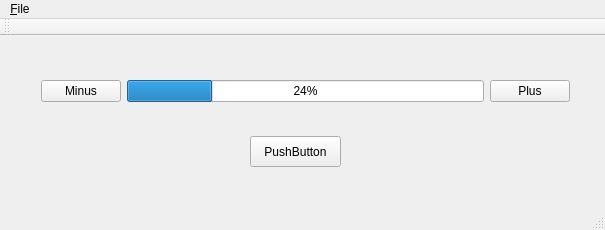
First picture: the form in Frontend/Frontend/Frontend.ui, repository monaygod/GrajFer, before the edit.
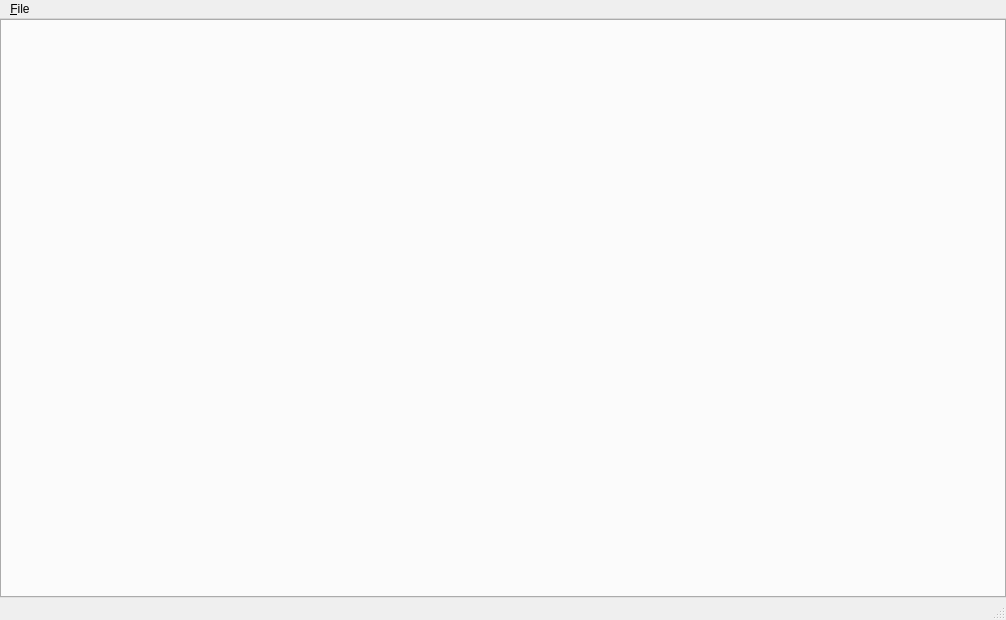
Second picture: the form after the edit.

What changed in the file:
```diff
--- a/Frontend/Frontend/Frontend.ui
+++ b/Frontend/Frontend/Frontend.ui
@@ -6,67 +6,38 @@
    <rect>
     <x>0</x>
     <y>0</y>
-    <width>605</width>
-    <height>230</height>
+    <width>1006</width>
+    <height>620</height>
    </rect>
   </property>
   <property name="windowTitle">
    <string>Frontend</string>
   </property>
   <widget class="QWidget" name="centralWidget">
-   <widget class="QWidget" name="layoutWidget">
-    <property name="geometry">
-     <rect>
-      <x>30</x>
-      <y>30</y>
-      <width>551</width>
-      <height>51</height>
-     </rect>
+   <layout class="QGridLayout" name="gridLayout">
+    <property name="leftMargin">
+     <number>0</number>
     </property>
-    <layout class="QHBoxLayout" name="horizontalLayout">
-     <item>
-      <widget class="QPushButton" name="Minus">
-       <property name="text">
-        <string>Minus</string>
-       </property>
-      </widget>
-     </item>
-     <item>
-      <widget class="QProgressBar" name="progressBar">
-       <property name="value">
-        <number>24</number>
-       </property>
-      </widget>
-     </item>
-     <item>
-      <widget class="QPushButton" name="Plus">
-       <property name="text">
-        <string>Plus</string>
-       </property>
-      </widget>
-     </item>
-    </layout>
-   </widget>
-   <widget class="QPushButton" name="pushButton">
-    <property name="geometry">
-     <rect>
-      <x>250</x>
-      <y>100</y>
-      <width>91</width>
-      <height>31</height>
-     </rect>
+    <property name="topMargin">
+     <number>0</number>
     </property>
-    <property name="text">
-     <string>PushButton</string>
+    <property name="rightMargin">
+     <number>0</number>
     </property>
-   </widget>
+    <property name="bottomMargin">
+     <number>0</number>
+    </property>
+    <item row="0" column="0">
+     <widget class="QTabWidget" name="tabWidget"/>
+    </item>
+   </layout>
   </widget>
   <widget class="QMenuBar" name="menuBar">
    <property name="geometry">
     <rect>
      <x>0</x>
      <y>0</y>
-     <width>605</width>
+     <width>1006</width>
      <height>21</height>
     </rect>
    </property>
@@ -77,14 +48,6 @@
    </widget>
    <addaction name="menu_File"/>
   </widget>
-  <widget class="QToolBar" name="mainToolBar">
-   <attribute name="toolBarArea">
-    <enum>TopToolBarArea</enum>
-   </attribute>
-   <attribute name="toolBarBreak">
-    <bool>false</bool>
-   </attribute>
-  </widget>
   <widget class="QStatusBar" name="statusBar"/>
  </widget>
  <layoutdefault spacing="6" margin="11"/>
```
